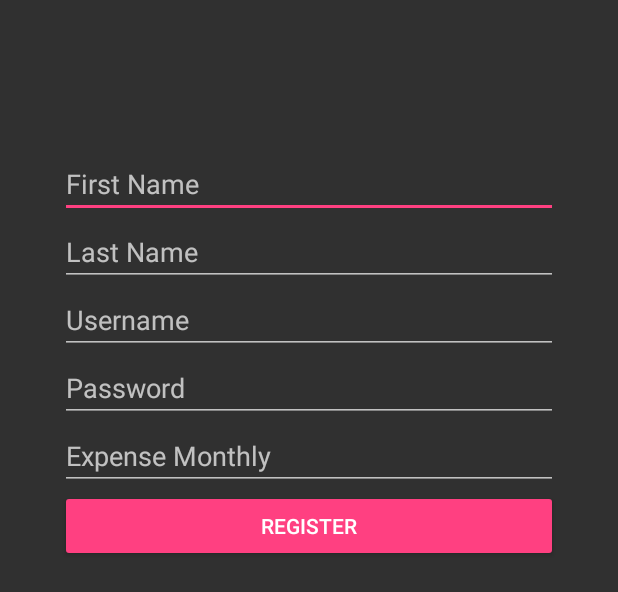
After one commit to WilliamGautama/ProgMob, an Android app: the layout activity_register.xml on its own in the app's theme, with its tools: preview values and no code run, on a phone screen of 412 x 824 dp. The commit adds this screen. Shown: the top 592 px of the screen. Run offline under Robolectric (Android 15) with nearby library versions, the phone set to English and light mode, and no system bars.

Commit message:
Android Expense Tracker

```diff
--- /dev/null
+++ b/Android Expense Tracker/app/src/main/res/layout-v21/activity_register.xml
@@ -0,0 +1,62 @@
+<?xml version="1.0" encoding="utf-8"?>
+<LinearLayout xmlns:android="http://schemas.android.com/apk/res/android"
+    xmlns:tools="http://schemas.android.com/tools"
+    android:orientation="vertical"
+    android:paddingBottom="@dimen/activity_vertical_margin"
+    android:paddingLeft="@dimen/activity_horizontal_margin"
+    android:paddingRight="@dimen/activity_horizontal_margin"
+    android:paddingTop="@dimen/activity_vertical_margin"
+    android:layout_width="match_parent"
+    android:layout_height="match_parent">
+
+    <EditText
+        android:id="@+id/txtFirstName"
+        android:layout_width="match_parent"
+        android:layout_height="wrap_content"
+        android:ems="10"
+        android:inputType="textPersonName"
+        android:hint="@string/label_first_name"/>
+
+    <EditText
+        android:id="@+id/txtLastName"
+        android:layout_width="match_parent"
+        android:layout_height="wrap_content"
+        android:ems="10"
+        android:inputType="textPersonName"
+        android:hint="@string/label_last_name"/>
+
+    <EditText
+        android:id="@+id/txtUsernameRegis"
+        android:layout_width="match_parent"
+        android:layout_height="wrap_content"
+        android:ems="10"
+        android:hint="@string/label_username"
+        android:inputType="text" />
+
+    <EditText
+        android:id="@+id/txtPasswordRegis"
+        android:layout_width="match_parent"
+        android:layout_height="wrap_content"
+        android:ems="10"
+        android:hint="@string/label_password"
+        android:inputType="textPassword" />
+
+    <EditText
+        android:id="@+id/expenseMonthly"
+        android:layout_width="match_parent"
+        android:layout_height="wrap_content"
+        android:ems="10"
+        android:inputType="number"
+        android:hint="@string/label_expense_monthly"/>
+
+    <Button
+        android:id="@+id/btnSignUp2"
+        style="@style/Widget.AppCompat.Button.Colored"
+        android:layout_width="match_parent"
+        android:layout_height="wrap_content"
+        android:elevation="0dp"
+        android:shadowColor="@color/colorAccent"
+        android:text="@string/action_register"
+        android:textColor="@android:color/white" />
+
+</LinearLayout>
--- /dev/null
+++ b/Android Expense Tracker/app/src/main/res/layout/activity_register.xml
@@ -0,0 +1,60 @@
+<?xml version="1.0" encoding="utf-8"?>
+<LinearLayout xmlns:android="http://schemas.android.com/apk/res/android"
+    xmlns:tools="http://schemas.android.com/tools" android:orientation="vertical"
+    android:paddingBottom="@dimen/activity_vertical_margin"
+    android:paddingLeft="@dimen/activity_horizontal_margin"
+    android:paddingRight="@dimen/activity_horizontal_margin"
+    android:paddingTop="@dimen/activity_vertical_margin"
+    android:layout_width="match_parent"
+    android:layout_height="match_parent">
+
+    <EditText
+        android:id="@+id/txtFirstName"
+        android:layout_width="match_parent"
+        android:layout_height="wrap_content"
+        android:ems="10"
+        android:inputType="textPersonName"
+        android:hint="@string/label_first_name"/>
+
+    <EditText
+        android:id="@+id/txtLastName"
+        android:layout_width="match_parent"
+        android:layout_height="wrap_content"
+        android:ems="10"
+        android:inputType="textPersonName"
+        android:hint="@string/label_last_name"/>
+
+    <EditText
+        android:id="@+id/txtUsernameRegis"
+        android:layout_width="match_parent"
+        android:layout_height="wrap_content"
+        android:ems="10"
+        android:hint="@string/label_username"
+        android:inputType="text" />
+
+    <EditText
+        android:id="@+id/txtPasswordRegis"
+        android:layout_width="match_parent"
+        android:layout_height="wrap_content"
+        android:ems="10"
+        android:hint="@string/label_password"
+        android:inputType="textPassword" />
+
+    <EditText
+        android:id="@+id/expenseMonthly"
+        android:layout_width="match_parent"
+        android:layout_height="wrap_content"
+        android:ems="10"
+        android:inputType="number"
+        android:hint="@string/label_expense_monthly"/>
+
+    <Button
+        android:id="@+id/btnRegister"
+        style="@style/Widget.AppCompat.Button.Colored"
+        android:layout_width="match_parent"
+        android:layout_height="wrap_content"
+        android:shadowColor="@color/colorAccent"
+        android:text="@string/action_register"
+        android:textColor="@android:color/white" />
+
+</LinearLayout>
--- a/Android Expense Tracker/app/src/main/res/values/colors.xml
+++ b/Android Expense Tracker/app/src/main/res/values/colors.xml
@@ -1,6 +1,6 @@
 <?xml version="1.0" encoding="utf-8"?>
 <resources>
-    <color name="colorPrimary">#3F51B5</color>
-    <color name="colorPrimaryDark">#303F9F</color>
-    <color name="colorAccent">#FF4081</color>
+    <color name="colorPrimary">#2fc9b4</color>
+    <color name="colorPrimaryDark">#c92f8b</color>
+    <color name="colorAccent">#ff4081</color>
 </resources>
--- /dev/null
+++ b/Android Expense Tracker/app/src/main/res/values/dimens.xml
@@ -0,0 +1,5 @@
+<resources>
+    <!-- Default screen margins, per the Android Design guidelines. -->
+    <dimen name="activity_horizontal_margin">40dp</dimen>
+    <dimen name="activity_vertical_margin">100dp</dimen>
+</resources>
--- a/Android Expense Tracker/app/src/main/res/values/strings.xml
+++ b/Android Expense Tracker/app/src/main/res/values/strings.xml
@@ -1,3 +1,12 @@
 <resources>
     <string name="app_name">Android Expense Tracker</string>
+    <string name="label_username">Username</string>
+    <string name="label_first_name">First Name</string>
+    <string name="label_last_name">Last Name</string>
+    <string name="label_expense_monthly">Expense Monthly</string>
+    <string name="label_password">Password</string>
+    <string name="action_sign_in">Sign in</string>
+    <string name="action_sign_up">Sign up</string>
+    <string name="action_register">Register</string>
+    <string name="action_forgot_password">Forgot Password?</string>
 </resources>
--- a/Android Expense Tracker/app/src/main/res/values/styles.xml
+++ b/Android Expense Tracker/app/src/main/res/values/styles.xml
@@ -1,10 +1,10 @@
 <resources>
 
     <!-- Base application theme. -->
-    <style name="AppTheme" parent="Theme.AppCompat.Light.DarkActionBar">
+    <style name="AppTheme" parent="Theme.AppCompat.NoActionBar">
         <!-- Customize your theme here. -->
-        <item name="colorPrimary">@color/colorPrimary</item>
-        <item name="colorPrimaryDark">@color/colorPrimaryDark</item>
+        <item name="colorPrimary">@color/colorPrimaryDark</item>
+        <item name="colorPrimaryDark">@color/colorPrimary</item>
         <item name="colorAccent">@color/colorAccent</item>
     </style>
 
```
Also changed, not shown: Android Expense Tracker/app/src/main/java/com/william/androidexpensetracker/LoginActivity.java (added, +8 -0 lines), Android Expense Tracker/app/src/main/java/com/william/androidexpensetracker/RegisterActivity.java (added, +8 -0 lines), Android Expense Tracker/app/src/main/res/drawable/ic_logo.xml (added, +9 -0 lines), Android Expense Tracker/app/src/main/res/layout/activity_login.xml (added, +61 -0 lines).
